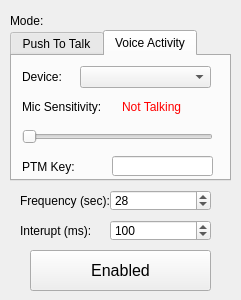
Above: PushToTalkHeartBeat/PushToTalkHeartBeat.ui from Procdox/PushToTalkHeartBeat before the change. Below: the same form after it.
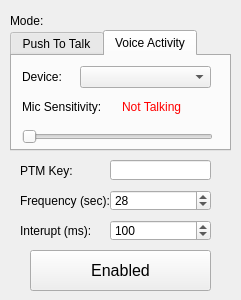
That is the form after the change. Custom widgets are drawn as their Qt base class.

Commit message:
Mute Button logic
- Clean up Clicker
- Add back in second mute button

What changed in the file:
```diff
--- a/PushToTalkHeartBeat/PushToTalkHeartBeat.ui
+++ b/PushToTalkHeartBeat/PushToTalkHeartBeat.ui
@@ -43,7 +43,7 @@
       <x>10</x>
       <y>30</y>
       <width>221</width>
-      <height>151</height>
+      <height>121</height>
      </rect>
     </property>
     <property name="currentIndex">
@@ -103,35 +103,6 @@
        <enum>Qt::Horizontal</enum>
       </property>
      </widget>
-     <widget class="QLabel" name="label_3">
-      <property name="geometry">
-       <rect>
-        <x>10</x>
-        <y>100</y>
-        <width>91</width>
-        <height>21</height>
-       </rect>
-      </property>
-      <property name="toolTip">
-       <string>&lt;html&gt;&lt;head/&gt;&lt;body&gt;&lt;p&gt;Push to Mute Key&lt;/p&gt;&lt;/body&gt;&lt;/html&gt;</string>
-      </property>
-      <property name="text">
-       <string>PTM Key:</string>
-      </property>
-     </widget>
-     <widget class="NativeKeySequence" name="keys_mute">
-      <property name="geometry">
-       <rect>
-        <x>100</x>
-        <y>100</y>
-        <width>101</width>
-        <height>20</height>
-       </rect>
-      </property>
-      <property name="toolTip">
-       <string>&lt;html&gt;&lt;head/&gt;&lt;body&gt;&lt;p&gt;Push to Mute Key&lt;/p&gt;&lt;/body&gt;&lt;/html&gt;</string>
-      </property>
-     </widget>
      <widget class="QLabel" name="label_5">
       <property name="geometry">
        <rect>
@@ -321,6 +292,35 @@
      <string>Mode:</string>
     </property>
    </widget>
+   <widget class="QLabel" name="label_3">
+    <property name="geometry">
+     <rect>
+      <x>20</x>
+      <y>160</y>
+      <width>91</width>
+      <height>21</height>
+     </rect>
+    </property>
+    <property name="toolTip">
+     <string>&lt;html&gt;&lt;head/&gt;&lt;body&gt;&lt;p&gt;Push to Mute Key&lt;/p&gt;&lt;/body&gt;&lt;/html&gt;</string>
+    </property>
+    <property name="text">
+     <string>PTM Key:</string>
+    </property>
+   </widget>
+   <widget class="NativeKeySequence" name="keys_mute">
+    <property name="geometry">
+     <rect>
+      <x>110</x>
+      <y>160</y>
+      <width>101</width>
+      <height>20</height>
+     </rect>
+    </property>
+    <property name="toolTip">
+     <string>&lt;html&gt;&lt;head/&gt;&lt;body&gt;&lt;p&gt;Push to Mute Key&lt;/p&gt;&lt;/body&gt;&lt;/html&gt;</string>
+    </property>
+   </widget>
    <zorder>tabs</zorder>
    <zorder>enabled</zorder>
    <zorder>label_4</zorder>
```
Left out of the diff: 2 changed lines with no effect on the pictures. The commit also changes 4 other files.
